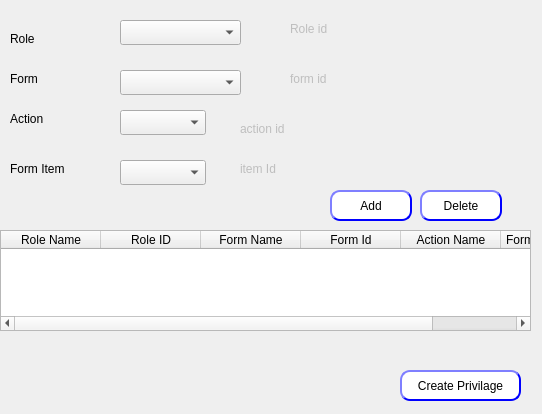
This is presentation/authorization_ui/createPrivilage.ui in Hossam01/HyperPOS2020Design as Qt 5 draws it before an edit. The edited form follows.
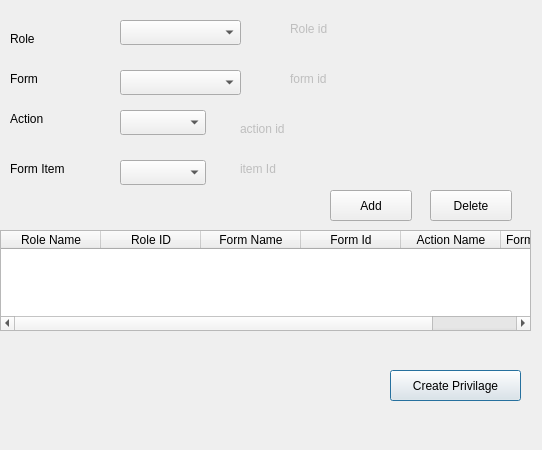
This is the edited form.

The edit to the form file:
```diff
--- a/presentation/authorization_ui/createPrivilage.ui
+++ b/presentation/authorization_ui/createPrivilage.ui
@@ -7,9 +7,21 @@
     <x>0</x>
     <y>0</y>
     <width>542</width>
-    <height>414</height>
+    <height>450</height>
    </rect>
   </property>
+  <property name="minimumSize">
+   <size>
+    <width>542</width>
+    <height>450</height>
+   </size>
+  </property>
+  <property name="maximumSize">
+   <size>
+    <width>542</width>
+    <height>450</height>
+   </size>
+  </property>
   <property name="windowTitle">
    <string>Priv</string>
   </property>
@@ -123,36 +135,12 @@
   <widget class="QPushButton" name="BTN_createPrivilage">
    <property name="geometry">
     <rect>
-     <x>400</x>
+     <x>390</x>
      <y>370</y>
-     <width>121</width>
+     <width>131</width>
      <height>31</height>
     </rect>
    </property>
-   <property name="styleSheet">
-    <string notr="true">QPushButton{
-                                        background-color: white;
-                                        border-style: outset;
-                                        border-width: 2px;
-                                        border-radius: 10px;
-                                        border-color: blue;
-                                        min-width: 6em;
-                                        }
-                                        QPushButton:hover {
-                                        background: qradialgradient(
-                                        cx: 0.3, cy: -0.4, fx: 0.3, fy: -0.4,
-                                        radius: 1.35, stop: 0 #fff, stop: 1 #bbb
-                                        );
-                                        }
-                                        QPushButton:pressed {
-                                        border-style: inset;
-                                        background: qradialgradient(
-                                        cx: 0.4, cy: -0.1, fx: 0.4, fy: -0.1,
-                                        radius: 1.35, stop: 0 #fff, stop: 1 #ddd
-                                        );
-                                        }
-                                    </string>
-   </property>
    <property name="text">
     <string>Create Privilage</string>
    </property>
@@ -276,30 +264,6 @@
      <height>31</height>
     </rect>
    </property>
-   <property name="styleSheet">
-    <string notr="true">QPushButton{
-                                        background-color: white;
-                                        border-style: outset;
-                                        border-width: 2px;
-                                        border-radius: 10px;
-                                        border-color: blue;
-                                        min-width: 6em;
-                                        }
-                                        QPushButton:hover {
-                                        background: qradialgradient(
-                                        cx: 0.3, cy: -0.4, fx: 0.3, fy: -0.4,
-                                        radius: 1.35, stop: 0 #fff, stop: 1 #bbb
-                                        );
-                                        }
-                                        QPushButton:pressed {
-                                        border-style: inset;
-                                        background: qradialgradient(
-                                        cx: 0.4, cy: -0.1, fx: 0.4, fy: -0.1,
-                                        radius: 1.35, stop: 0 #fff, stop: 1 #ddd
-                                        );
-                                        }
-                                    </string>
-   </property>
    <property name="text">
     <string>Add</string>
    </property>
@@ -307,36 +271,12 @@
   <widget class="QPushButton" name="BTN_delete">
    <property name="geometry">
     <rect>
-     <x>420</x>
+     <x>430</x>
      <y>190</y>
      <width>82</width>
      <height>31</height>
     </rect>
    </property>
-   <property name="styleSheet">
-    <string notr="true">QPushButton{
-                                        background-color: white;
-                                        border-style: outset;
-                                        border-width: 2px;
-                                        border-radius: 10px;
-                                        border-color: blue;
-                                        min-width: 6em;
-                                        }
-                                        QPushButton:hover {
-                                        background: qradialgradient(
-                                        cx: 0.3, cy: -0.4, fx: 0.3, fy: -0.4,
-                                        radius: 1.35, stop: 0 #fff, stop: 1 #bbb
-                                        );
-                                        }
-                                        QPushButton:pressed {
-                                        border-style: inset;
-                                        background: qradialgradient(
-                                        cx: 0.4, cy: -0.1, fx: 0.4, fy: -0.1,
-                                        radius: 1.35, stop: 0 #fff, stop: 1 #ddd
-                                        );
-                                        }
-                                    </string>
-   </property>
    <property name="text">
     <string>Delete</string>
    </property>
```
